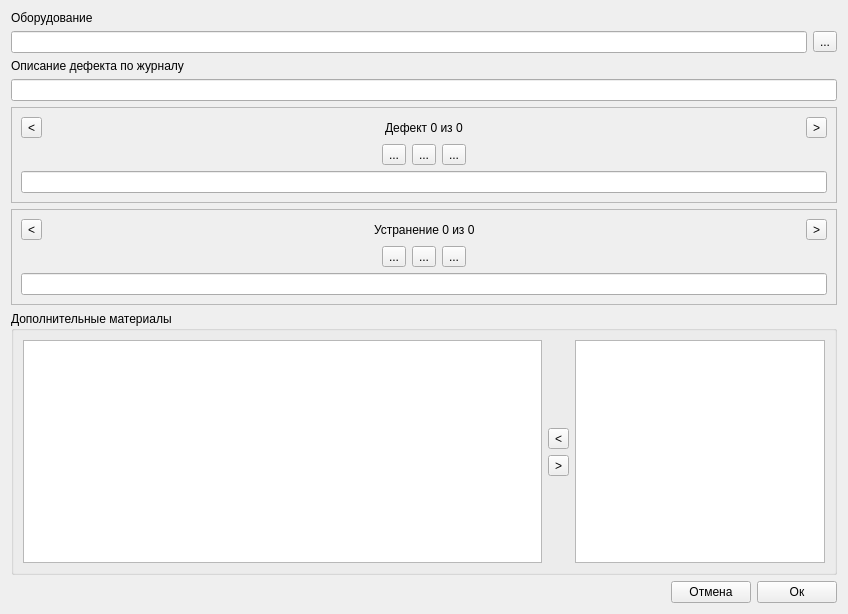
Above: defectform.ui from Balyaev-D-A/MFDB before the change. Below: the same form after it.
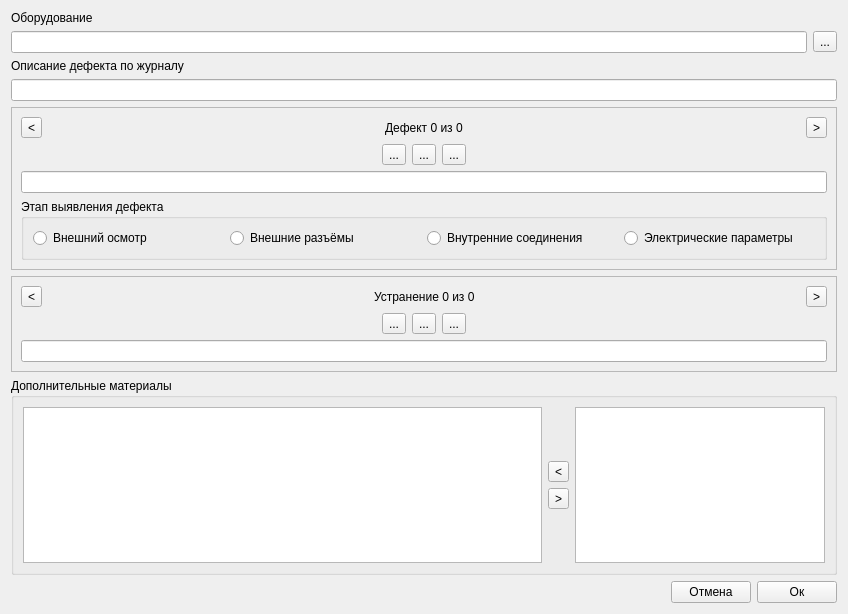
That is the form after the change. Icons and pictures are not drawn.

```diff
--- a/defectform.ui
+++ b/defectform.ui
@@ -13,7 +13,7 @@
   <property name="windowTitle">
    <string>Form</string>
   </property>
-  <layout class="QVBoxLayout" name="verticalLayout_3">
+  <layout class="QVBoxLayout" name="verticalLayout_4">
    <item>
     <layout class="QVBoxLayout" name="verticalLayout">
      <item>
@@ -65,7 +65,7 @@
      <property name="frameShadow">
       <enum>QFrame::Raised</enum>
      </property>
-     <layout class="QVBoxLayout" name="verticalLayout_5">
+     <layout class="QVBoxLayout" name="verticalLayout_3">
       <item>
        <layout class="QHBoxLayout" name="horizontalLayout_3">
         <item>
@@ -189,6 +189,43 @@
       <item>
        <widget class="QLineEdit" name="defectEdit"/>
       </item>
+      <item>
+       <widget class="QGroupBox" name="groupBox_2">
+        <property name="title">
+         <string>Этап выявления дефекта</string>
+        </property>
+        <layout class="QHBoxLayout" name="horizontalLayout_8">
+         <item>
+          <widget class="QRadioButton" name="externRevievRB">
+           <property name="text">
+            <string>Внешний осмотр</string>
+           </property>
+          </widget>
+         </item>
+         <item>
+          <widget class="QRadioButton" name="externConnRB">
+           <property name="text">
+            <string>Внешние разъёмы</string>
+           </property>
+          </widget>
+         </item>
+         <item>
+          <widget class="QRadioButton" name="internConnRB">
+           <property name="text">
+            <string>Внутренние соединения</string>
+           </property>
+          </widget>
+         </item>
+         <item>
+          <widget class="QRadioButton" name="electricParRB">
+           <property name="text">
+            <string>Электрические параметры</string>
+           </property>
+          </widget>
+         </item>
+        </layout>
+       </widget>
+      </item>
      </layout>
     </widget>
    </item>
```
